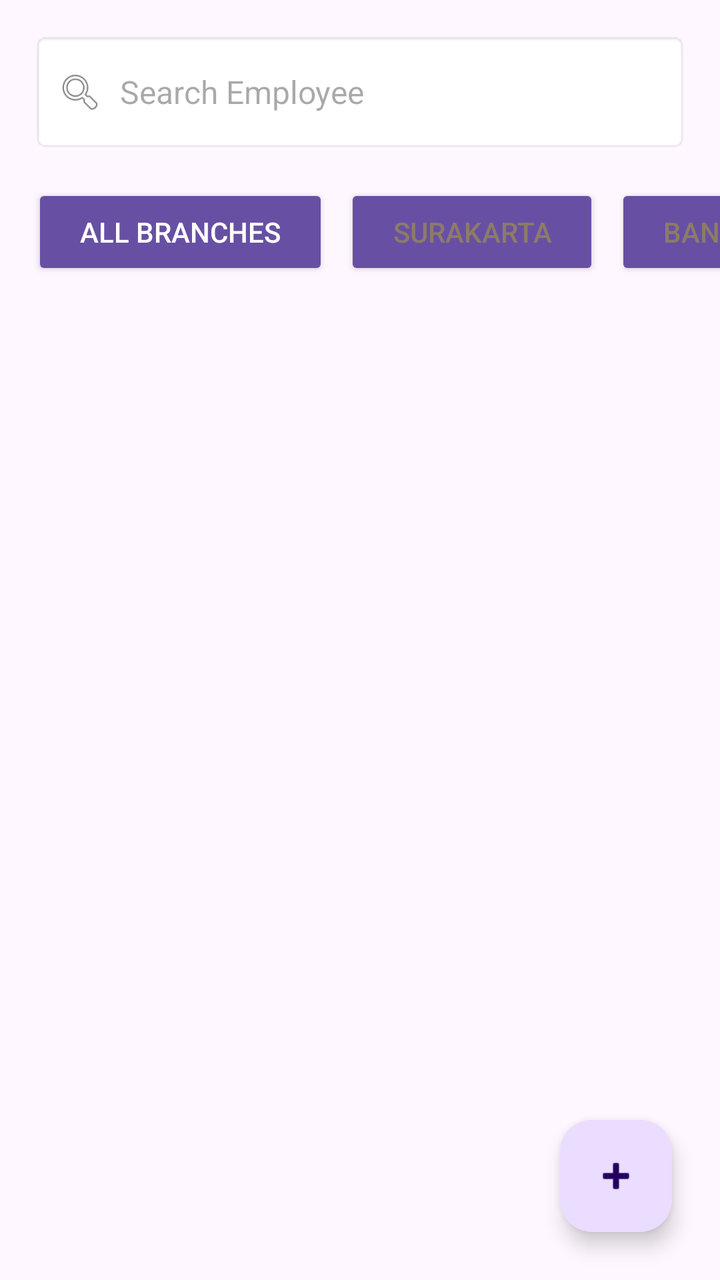
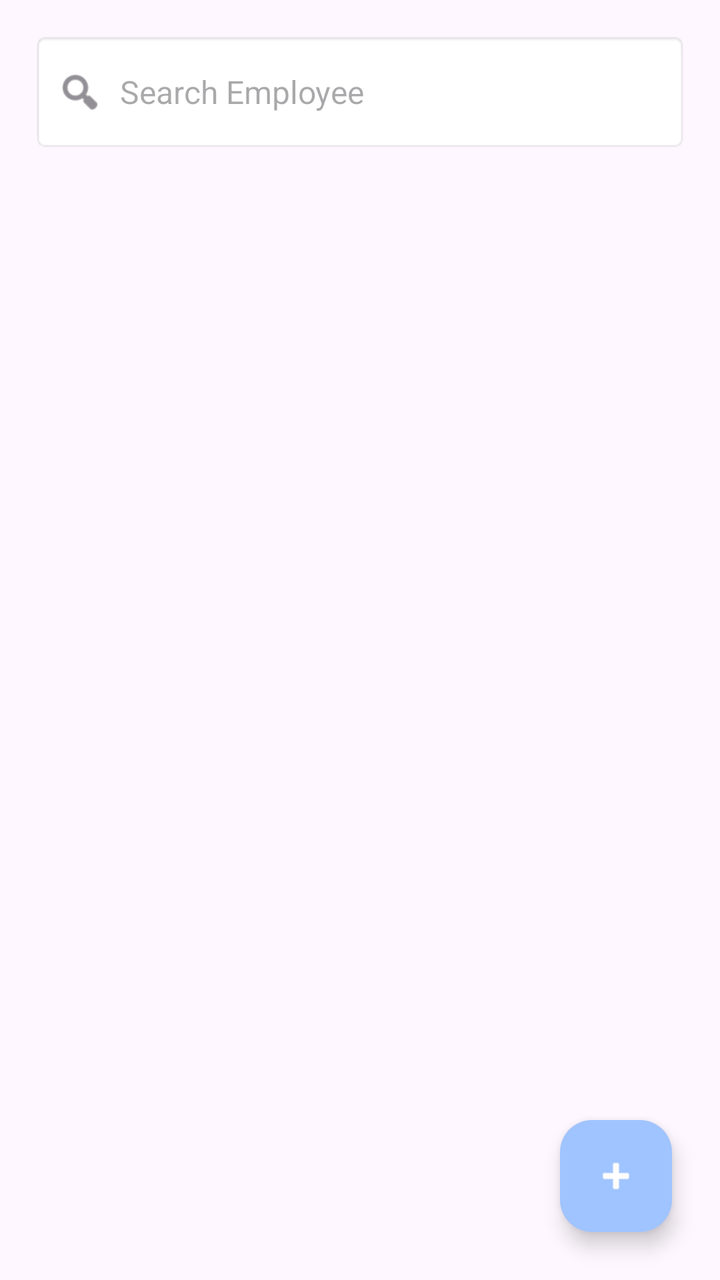

Two renders of the same Android screen: before a commit and after it. Below are the layout's source before the change and the commit's diff.
<!-- AndroidManifest.xml: application theme Theme.Pos -->
<!-- res/layout/activity_employee.xml -->
<?xml version="1.0" encoding="utf-8"?>
<RelativeLayout xmlns:android="http://schemas.android.com/apk/res/android"
    xmlns:app="http://schemas.github.com/apk/res-auto"
    xmlns:tools="http://schemas.github.com/tools"
    android:layout_width="match_parent"
    android:layout_height="match_parent"
    android:background="?android:attr/windowBackground"
    tools:context=".EmployeeActivity"
    tools:ignore="HardcodedText,ContentDescription">

    <LinearLayout
        android:id="@+id/search_container"
        android:layout_width="match_parent"
        android:layout_height="wrap_content"
        android:layout_margin="16dp"
        android:background="@android:drawable/editbox_background"
        android:gravity="center_vertical"
        android:orientation="horizontal"
        android:paddingStart="12dp"
        android:paddingEnd="12dp">

        <ImageView
            android:layout_width="24dp"
            android:layout_height="24dp"
            android:src="@android:drawable/ic_menu_search"
            app:tint="?android:attr/textColorSecondary" />

        <EditText
            android:id="@+id/et_search_employee"
            android:layout_width="match_parent"
            android:layout_height="48dp"
            android:background="@android:color/transparent"
            android:hint="Search Employee"
            android:inputType="text"
            android:paddingStart="8dp"
            android:paddingEnd="8dp"
            android:textColor="?android:attr/textColorPrimary"
            android:textSize="16sp"
            android:importantForAutofill="no" />
    </LinearLayout>

    <HorizontalScrollView
        android:id="@+id/hsv_branches"
        android:layout_width="match_parent"
        android:layout_height="wrap_content"
        android:layout_below="@id/search_container"
        android:scrollbars="none"
        android:paddingStart="16dp"
        android:paddingEnd="16dp"
        android:clipToPadding="false">

        <LinearLayout
            android:layout_width="wrap_content"
            android:layout_height="wrap_content"
            android:orientation="horizontal"
            android:paddingBottom="12dp">

            <Button
                android:id="@+id/btn_filter_all"
                style="?android:attr/buttonStyleSmall"
                android:layout_width="wrap_content"
                android:layout_height="wrap_content"
                android:backgroundTint="#8D7B68"
                android:text="All Branches"
                android:textColor="#FFFFFF"
                android:layout_marginEnd="8dp"/>

            <Button
                android:id="@+id/btn_filter_surakarta"
                style="?android:attr/buttonStyleSmall"
                android:layout_width="wrap_content"
                android:layout_height="wrap_content"
                android:backgroundTint="#FDF2F5"
                android:text="Surakarta"
                android:textColor="#8D7B68"
                android:layout_marginEnd="8dp"/>

            <Button
                android:id="@+id/btn_filter_bandung"
                style="?android:attr/buttonStyleSmall"
                android:layout_width="wrap_content"
                android:layout_height="wrap_content"
                android:backgroundTint="#FDF2F5"
                android:text="Bandung"
                android:textColor="#8D7B68"
                android:layout_marginEnd="8dp"/>

            <Button
                android:id="@+id/btn_filter_jogjakarta"
                style="?android:attr/buttonStyleSmall"
                android:layout_width="wrap_content"
                android:layout_height="wrap_content"
                android:backgroundTint="#FDF2F5"
                android:text="Jogjakarta"
                android:textColor="#8D7B68"/>
        </LinearLayout>
    </HorizontalScrollView>

    <androidx.recyclerview.widget.RecyclerView
        android:id="@+id/rv_employee"
        android:layout_width="match_parent"
        android:layout_height="match_parent"
        android:layout_below="@id/hsv_branches"
        android:layout_above="@+id/fab_add_employee"
        android:padding="8dp"
        android:clipToPadding="false" />

    <com.google.android.material.floatingactionbutton.FloatingActionButton
        android:id="@+id/fab_add_employee"
        android:layout_width="wrap_content"
        android:layout_height="wrap_content"
        android:layout_alignParentEnd="true"
        android:layout_alignParentBottom="true"
        android:layout_margin="24dp"
        android:src="@android:drawable/ic_input_add"
        app:backgroundTint="#A0C4FF"
        app:tint="#FFFFFF"
        android:importantForAccessibility="no" />

</RelativeLayout>
<!-- resources referenced by this layout -->
<resources>
  <style name="Theme.Pos" parent="Base.Theme.Pos" />
  <style name="Base.Theme.Pos" parent="Theme.Material3.DayNight.NoActionBar">
          
          
      </style>
</resources>

<!-- the commit's change to res/layout/activity_employee.xml (unified diff, before → after) -->
@@ -1,6 +1,6 @@
 <?xml version="1.0" encoding="utf-8"?>
 <RelativeLayout xmlns:android="http://schemas.android.com/apk/res/android"
-    xmlns:app="http://schemas.github.com/apk/res-auto"
+    xmlns:app="http://schemas.android.com/apk/res-auto"
     xmlns:tools="http://schemas.github.com/tools"
     android:layout_width="match_parent"
     android:layout_height="match_parent"
@@ -8,6 +8,7 @@
     tools:context=".EmployeeActivity"
     tools:ignore="HardcodedText,ContentDescription">
 
+    
     <LinearLayout
         android:id="@+id/search_container"
         android:layout_width="match_parent"
@@ -39,72 +40,16 @@
             android:importantForAutofill="no" />
     </LinearLayout>
 
-    <HorizontalScrollView
-        android:id="@+id/hsv_branches"
-        android:layout_width="match_parent"
-        android:layout_height="wrap_content"
-        android:layout_below="@id/search_container"
-        android:scrollbars="none"
-        android:paddingStart="16dp"
-        android:paddingEnd="16dp"
-        android:clipToPadding="false">
-
-        <LinearLayout
-            android:layout_width="wrap_content"
-            android:layout_height="wrap_content"
-            android:orientation="horizontal"
-            android:paddingBottom="12dp">
-
-            <Button
-                android:id="@+id/btn_filter_all"
-                style="?android:attr/buttonStyleSmall"
-                android:layout_width="wrap_content"
-                android:layout_height="wrap_content"
-                android:backgroundTint="#8D7B68"
-                android:text="All Branches"
-                android:textColor="#FFFFFF"
-                android:layout_marginEnd="8dp"/>
-
-            <Button
-                android:id="@+id/btn_filter_surakarta"
-                style="?android:attr/buttonStyleSmall"
-                android:layout_width="wrap_content"
-                android:layout_height="wrap_content"
-                android:backgroundTint="#FDF2F5"
-                android:text="Surakarta"
-                android:textColor="#8D7B68"
-                android:layout_marginEnd="8dp"/>
-
-            <Button
-                android:id="@+id/btn_filter_bandung"
-                style="?android:attr/buttonStyleSmall"
-                android:layout_width="wrap_content"
-                android:layout_height="wrap_content"
-                android:backgroundTint="#FDF2F5"
-                android:text="Bandung"
-                android:textColor="#8D7B68"
-                android:layout_marginEnd="8dp"/>
-
-            <Button
-                android:id="@+id/btn_filter_jogjakarta"
-                style="?android:attr/buttonStyleSmall"
-                android:layout_width="wrap_content"
-                android:layout_height="wrap_content"
-                android:backgroundTint="#FDF2F5"
-                android:text="Jogjakarta"
-                android:textColor="#8D7B68"/>
-        </LinearLayout>
-    </HorizontalScrollView>
-
+    
     <androidx.recyclerview.widget.RecyclerView
         android:id="@+id/rv_employee"
         android:layout_width="match_parent"
         android:layout_height="match_parent"
-        android:layout_below="@id/hsv_branches"
-        android:layout_above="@+id/fab_add_employee"
+        android:layout_below="@id/search_container"
         android:padding="8dp"
         android:clipToPadding="false" />
 
+    
     <com.google.android.material.floatingactionbutton.FloatingActionButton
         android:id="@+id/fab_add_employee"
         android:layout_width="wrap_content"
